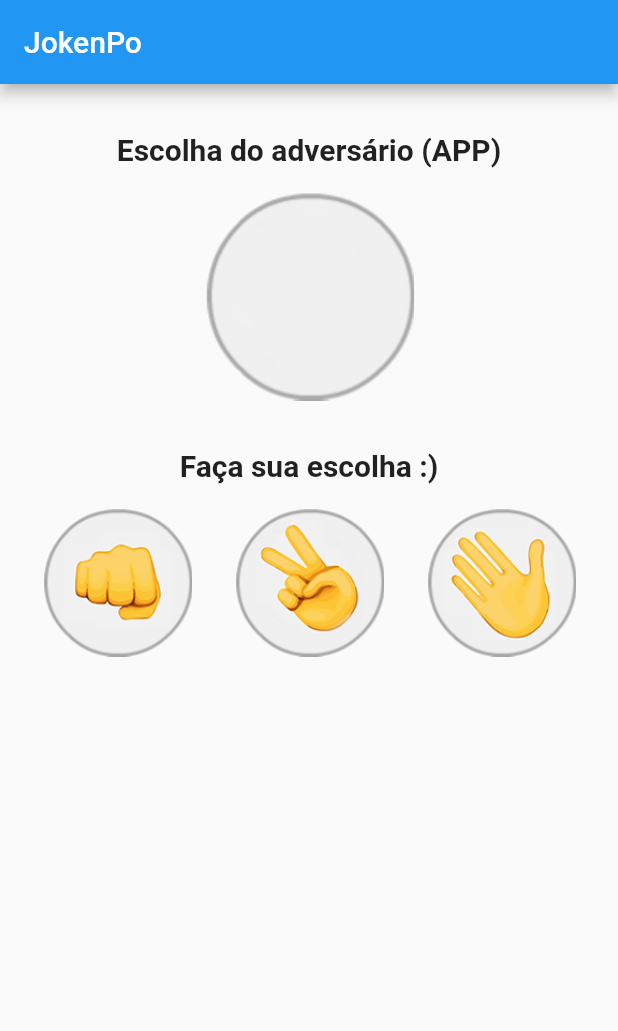
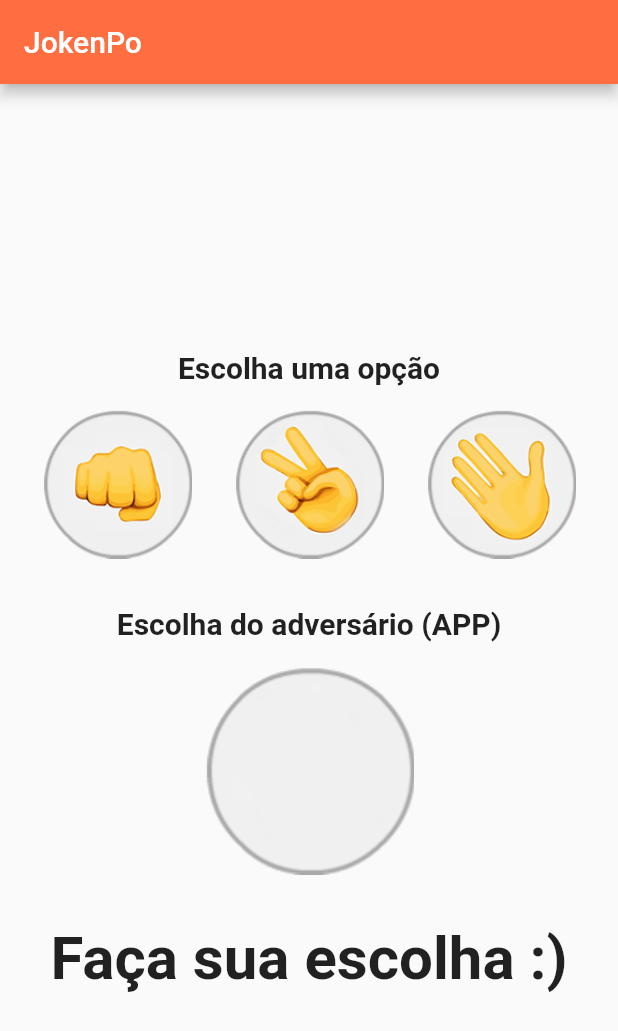
Before and after one commit to layshidani/learning-flutter, a Flutter app: the screen it shows after launch, on a phone screen of 412 x 824 dp. Shown: the top 1031 px of the screen. Run offline on Flutter 3.47's test engine with Material 2 defaults, Android fonts, the phone set to English and light mode, and no system bars.

Commit message:
style: changes layout

```diff
--- a/joken_po/lib/game.dart
+++ b/joken_po/lib/game.dart
@@ -41,19 +41,17 @@ class _GameState extends State<Game> {
       || (userChoice == 'paper' && appChoice == 'rock')
     ) {
       setState(() {
-        _message = 'Você ganhou! :D';
+        _message = 'Você GANHOU! :D';
       });
     } else if (
-      (appChoice == 'rock' && userChoice == 'scissors')
-      || (appChoice == 'scissors' && userChoice == 'paper')
-      || (appChoice == 'paper' && userChoice == 'rock')
+      appChoice == userChoice
     ) {
       setState(() {
-        _message = 'Você perdeu! :(';
+        _message = 'EMPATE!';
       });
     } else {
       setState(() {
-        _message = 'EMPATE!';
+        _message = 'Você PERDEU! :(';
       });
     }
   }
@@ -63,28 +61,18 @@ class _GameState extends State<Game> {
     return Scaffold(
       appBar: AppBar(
         title: const Text('JokenPo'),
+        backgroundColor: Colors.deepOrangeAccent,
       ),
       body: Column(
         crossAxisAlignment: CrossAxisAlignment.center,
+        mainAxisAlignment: MainAxisAlignment.center,
         children: <Widget>[
           const Padding(
             padding: EdgeInsets.only(top: 32, bottom: 16),
             child: Text(
-              'Escolha do adversário (APP)',
+              'Escolha uma opção',
               textAlign: TextAlign.center,
               style: TextStyle(
-                fontSize: 20,
-                fontWeight: FontWeight.bold,
-              ),
-            ),
-          ),
-          Image(image: _appChoiceImage,),
-          Padding(
-            padding: EdgeInsets.only(top: 32, bottom: 16),
-            child: Text(
-              _message,
-              textAlign: TextAlign.center,
-              style: const TextStyle(
                 fontSize: 20,
                 fontWeight: FontWeight.bold,
               ),
@@ -107,6 +95,29 @@ class _GameState extends State<Game> {
               ),
             ],
           ),
+          const Padding(
+            padding: EdgeInsets.only(top: 32, bottom: 16),
+            child: Text(
+              'Escolha do adversário (APP)',
+              textAlign: TextAlign.center,
+              style: TextStyle(
+                fontSize: 20,
+                fontWeight: FontWeight.bold,
+              ),
+            ),
+          ),
+          Image(image: _appChoiceImage,),
+          Padding(
+            padding: EdgeInsets.only(top: 32, bottom: 16),
+            child: Text(
+              _message,
+              textAlign: TextAlign.center,
+              style: const TextStyle(
+                fontSize: 40,
+                fontWeight: FontWeight.bold,
+              ),
+            ),
+          ),
         ],
       ),
     );
```
